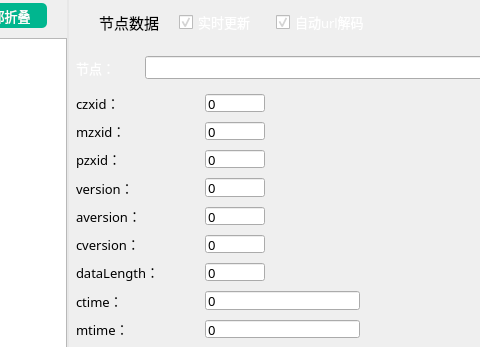
Above: Fdog-Kit/module_zookeeper/zookeeperwidget.ui from HuaGouFdog/Fdog-Kit before the change; both pictures show x 416 to 896 and y 0 to 347 of the 1019 by 671 pixel window. Below: the same form after it.
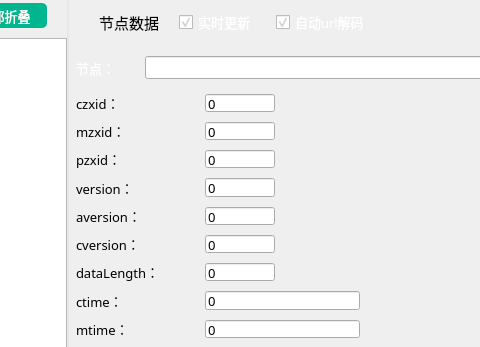
That is the form after the change. Icons and pictures are not drawn.

```diff
--- a/Fdog-Kit/module_zookeeper/zookeeperwidget.ui
+++ b/Fdog-Kit/module_zookeeper/zookeeperwidget.ui
@@ -1424,13 +1424,13 @@
            <widget class="QLineEdit" name="lineEdit_mzxid">
             <property name="minimumSize">
              <size>
-              <width>60</width>
+              <width>70</width>
               <height>0</height>
              </size>
             </property>
             <property name="maximumSize">
              <size>
-              <width>60</width>
+              <width>70</width>
               <height>16777215</height>
              </size>
             </property>
@@ -1456,13 +1456,13 @@
            <widget class="QLineEdit" name="lineEdit_pzxid">
             <property name="minimumSize">
              <size>
-              <width>60</width>
+              <width>70</width>
               <height>0</height>
              </size>
             </property>
             <property name="maximumSize">
              <size>
-              <width>60</width>
+              <width>70</width>
               <height>16777215</height>
              </size>
             </property>
@@ -1488,13 +1488,13 @@
            <widget class="QLineEdit" name="lineEdit_version">
             <property name="minimumSize">
              <size>
-              <width>60</width>
+              <width>70</width>
               <height>0</height>
              </size>
             </property>
             <property name="maximumSize">
              <size>
-              <width>60</width>
+              <width>70</width>
               <height>16777215</height>
              </size>
             </property>
@@ -1520,13 +1520,13 @@
            <widget class="QLineEdit" name="lineEdit_aversion">
             <property name="minimumSize">
              <size>
-              <width>60</width>
+              <width>70</width>
               <height>0</height>
              </size>
             </property>
             <property name="maximumSize">
              <size>
-              <width>60</width>
+              <width>70</width>
               <height>16777215</height>
              </size>
             </property>
@@ -1580,13 +1580,13 @@
            <widget class="QLineEdit" name="lineEdit_cversion">
             <property name="minimumSize">
              <size>
-              <width>60</width>
+              <width>70</width>
               <height>0</height>
              </size>
             </property>
             <property name="maximumSize">
              <size>
-              <width>60</width>
+              <width>70</width>
               <height>16777215</height>
              </size>
             </property>
@@ -1640,13 +1640,13 @@
            <widget class="QLineEdit" name="lineEdit_czxid">
             <property name="minimumSize">
              <size>
-              <width>60</width>
+              <width>70</width>
               <height>0</height>
              </size>
             </property>
             <property name="maximumSize">
              <size>
-              <width>60</width>
+              <width>70</width>
               <height>16777215</height>
              </size>
             </property>
@@ -1700,13 +1700,13 @@
            <widget class="QLineEdit" name="lineEdit_dataLength">
             <property name="minimumSize">
              <size>
-              <width>60</width>
+              <width>70</width>
               <height>0</height>
              </size>
             </property>
             <property name="maximumSize">
              <size>
-              <width>60</width>
+              <width>70</width>
               <height>16777215</height>
              </size>
             </property>
```
